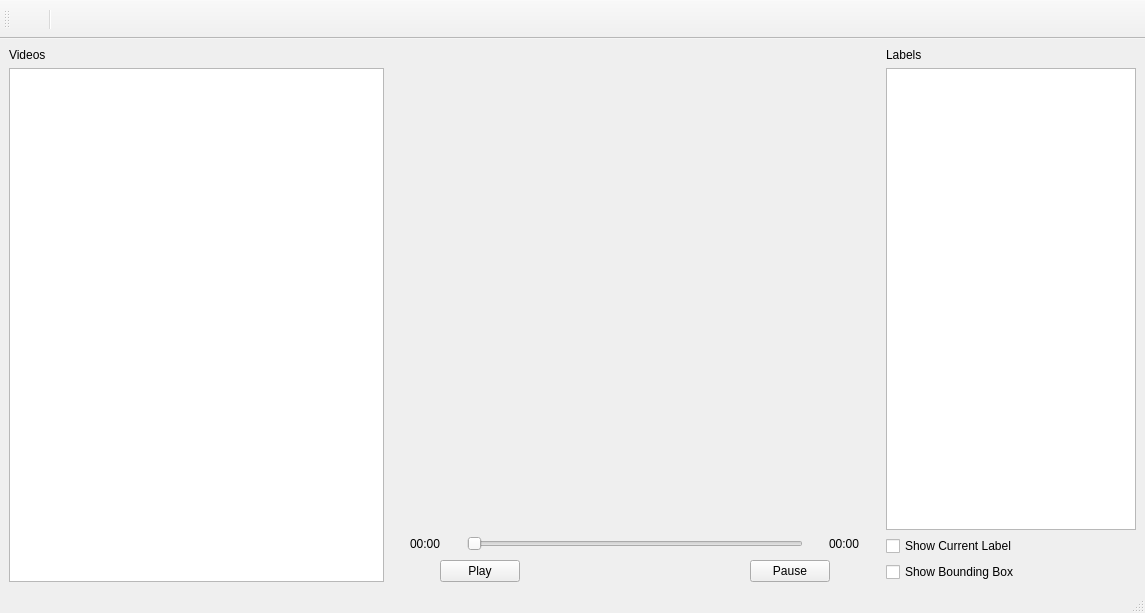
Above: App.ui from byq-luo/bosch before the change. Below: the same form after it.
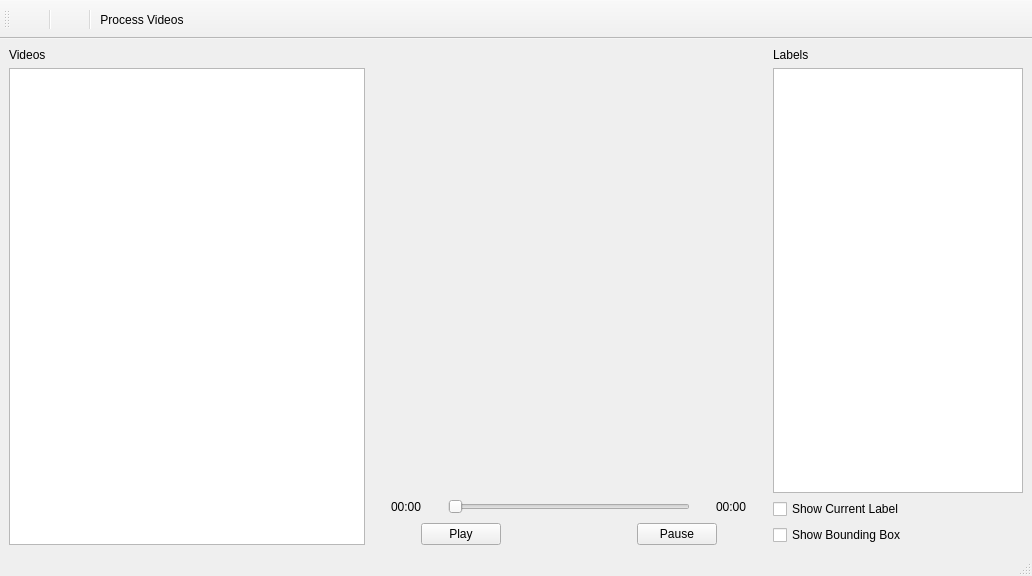
That is the form after the change. Icons and pictures are not drawn. Custom widgets are drawn as their Qt base class.

Commit message: Clicking label now sets the current video time.

Diff of the .ui file:
```diff
--- a/App.ui
+++ b/App.ui
@@ -6,8 +6,8 @@
    <rect>
     <x>0</x>
     <y>0</y>
-    <width>1145</width>
-    <height>613</height>
+    <width>1032</width>
+    <height>576</height>
    </rect>
   </property>
   <property name="windowTitle">
@@ -42,7 +42,7 @@
        <enum>Qt::Horizontal</enum>
       </property>
       <property name="sizeType">
-       <enum>QSizePolicy::Minimum</enum>
+       <enum>QSizePolicy::Preferred</enum>
       </property>
       <property name="sizeHint" stdset="0">
        <size>
@@ -213,7 +213,7 @@
        <enum>Qt::Horizontal</enum>
       </property>
       <property name="sizeType">
-       <enum>QSizePolicy::Minimum</enum>
+       <enum>QSizePolicy::Preferred</enum>
       </property>
       <property name="sizeHint" stdset="0">
        <size>
@@ -274,6 +274,8 @@
    <addaction name="processOneFileAction"/>
    <addaction name="separator"/>
    <addaction name="processMultipleFilesAction"/>
+   <addaction name="separator"/>
+   <addaction name="actionProcessVideos"/>
   </widget>
   <action name="processOneFileAction">
    <property name="icon">
@@ -299,14 +301,9 @@
     <string>Recursively Process Videos From Folder</string>
    </property>
   </action>
-  <action name="playAction">
+  <action name="actionProcessVideos">
    <property name="text">
-    <string>Play</string>
-   </property>
-  </action>
-  <action name="pauseAction">
-   <property name="text">
-    <string>Pause</string>
+    <string>Process Videos</string>
    </property>
   </action>
  </widget>
```
The commit also changes 6 other files.
